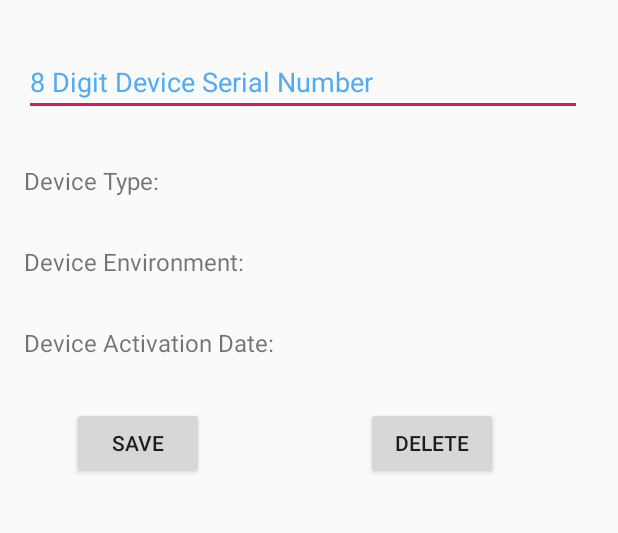
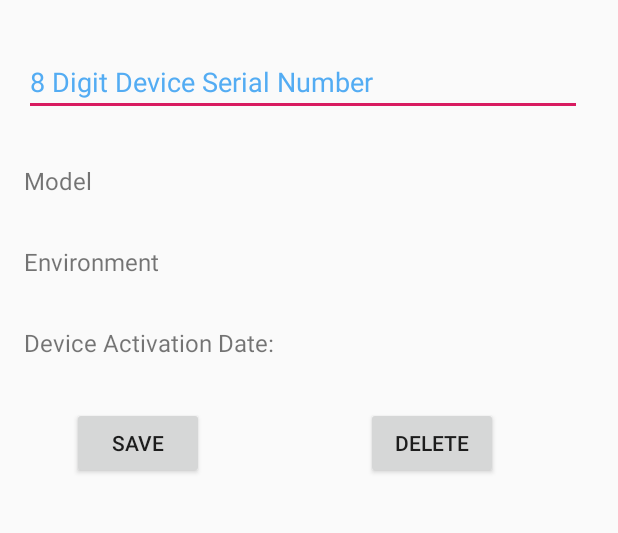
Before and after one commit to coadyi3/SDA_FYP_IanCoady, an Android app: the EditDevice screen opened directly, with no data from a screen before it, on a phone screen of 412 x 824 dp, the part 165-698 px from its top. Run offline under Robolectric (Android 15) with nearby library versions, the phone set to English and light mode, and no system bars; our stand-ins replace Firebase (no records; nobody signed in at launch, a user with empty details on screens opened directly).

Commit message:
Internationalized Strings and began commenting.

```diff
--- a/app/src/main/java/dcu/ie/sdaiancoadyfinalproject/DeviceList.java
+++ b/app/src/main/java/dcu/ie/sdaiancoadyfinalproject/DeviceList.java
@@ -42,7 +42,7 @@ public class DeviceList extends AppCompatActivity {
         final ArrayList<String> dDeviceModel = new ArrayList<>();
         final ArrayList<String> dDeviceEnv = new ArrayList<>();
 
-        dFireStore.collection("Devices")
+        dFireStore.collection(getString(R.string.dev_path))
                 .get()
                 .addOnCompleteListener(new OnCompleteListener<QuerySnapshot>() {
                     @Override
--- a/app/src/main/res/layout/activity_edit_device.xml
+++ b/app/src/main/res/layout/activity_edit_device.xml
@@ -24,7 +24,8 @@
         app:layout_constraintBottom_toBottomOf="@+id/toolbar"
         app:layout_constraintEnd_toEndOf="@+id/toolbar"
         app:layout_constraintTop_toTopOf="@+id/toolbar"
-        app:srcCompat="@drawable/logo" />
+        app:srcCompat="@drawable/logo"
+        android:contentDescription="@string/logo_desc" />
 
     <EditText
         android:id="@+id/editDevSerial"
@@ -33,7 +34,7 @@
         android:layout_marginStart="16dp"
         android:layout_marginTop="32dp"
         android:layout_marginEnd="24dp"
-        android:hint="8 Digit Device Serial Number"
+        android:hint="@string/serial_hint"
         android:imeOptions="actionDone"
         android:inputType="number"
         android:maxLength="8"
@@ -51,7 +52,7 @@
         android:layout_height="22dp"
         android:layout_marginStart="16dp"
         android:layout_marginTop="32dp"
-        android:text="Device Type: "
+        android:text="@string/model_device"
         android:textSize="16sp"
         app:layout_constraintStart_toStartOf="parent"
         app:layout_constraintTop_toBottomOf="@+id/editDevSerial" />
@@ -62,7 +63,7 @@
         android:layout_height="22dp"
         android:layout_marginStart="16dp"
         android:layout_marginTop="32dp"
-        android:text="Device Activation Date:  "
+        android:text="@string/device_activation_date"
         android:textSize="16sp"
         app:layout_constraintStart_toStartOf="parent"
         app:layout_constraintTop_toBottomOf="@+id/editDevEnv" />
@@ -73,7 +74,7 @@
         android:layout_height="wrap_content"
         android:layout_marginStart="16dp"
         android:layout_marginTop="32dp"
-        android:text="Device Environment:"
+        android:text="@string/environment_device"
         android:textSize="16sp"
         app:layout_constraintStart_toStartOf="parent"
         app:layout_constraintTop_toBottomOf="@+id/editDevType" />
@@ -85,7 +86,7 @@
         android:layout_marginStart="48dp"
         android:layout_marginTop="32dp"
         android:onClick="saveButton"
-        android:text="Save"
+        android:text="@string/save"
         app:layout_constraintStart_toStartOf="parent"
         app:layout_constraintTop_toBottomOf="@+id/editDevDate" />
 
@@ -96,7 +97,7 @@
         android:layout_marginStart="108dp"
         android:layout_marginTop="32dp"
         android:onClick="deleteButton"
-        android:text="Delete"
+        android:text="@string/delete"
         app:layout_constraintStart_toEndOf="@+id/saveBtn"
         app:layout_constraintTop_toBottomOf="@+id/editDevDate" />
 
@@ -106,7 +107,7 @@
         android:layout_height="wrap_content"
         android:layout_marginStart="24dp"
         android:layout_marginTop="24dp"
-        android:text="Edit Device"
+        android:text="@string/edit_device_header"
         android:textColor="#FFFFFF"
         android:textSize="30sp"
         android:textStyle="bold|italic"
--- a/app/src/main/res/layout/content_login_screen.xml
+++ b/app/src/main/res/layout/content_login_screen.xml
@@ -55,6 +55,7 @@
         app:layout_constraintEnd_toEndOf="parent"
         app:layout_constraintStart_toStartOf="parent"
         app:layout_constraintTop_toTopOf="parent"
-        app:srcCompat="@drawable/logo" />
+        app:srcCompat="@drawable/logo"
+        android:contentDescription="@string/logo_desc" />
 
 </androidx.constraintlayout.widget.ConstraintLayout>
--- a/app/src/main/res/values/strings.xml
+++ b/app/src/main/res/values/strings.xml
@@ -26,4 +26,31 @@
     <string name="welcom">P2Pe Manager Mobile</string>
     <string name="supports_google_note">This app only supports Google Sign-In.</string>
     <string name="sign_out">Sign Out</string>
+    <string name="logo_desc">Company Logo</string>
+    <string name="devices_headding">Devices</string>
+    <string name="serial_number">Serial Number</string>
+    <string name="model_device">Model</string>
+    <string name="environment_device">Environment</string>
+    <string name="edit">Edit</string>
+    <string name="serial_hint">8 Digit Device Serial Number</string>
+    <string name="add_device_header">Add Device</string>
+    <string name="device_type_header">Device Type</string>
+    <string name="dev_env_header">Device Environment Location</string>
+    <string name="add_device">Add Device</string>
+    <string name="device_activation_date">Device Activation Date:</string>
+    <string name="save">Save</string>
+    <string name="delete">Delete</string>
+    <string name="edit_device_header">Edit Device</string>
+    <string name="serial_toast_error">Serial Number incompatible: Try Again</string>
+    <string name="dev_exists_error">Device already exists!</string>
+    <string name="dev_created">Device created!</string>
+    <string name="dev_edited">Device Edited!</string>
+    <string name="extras">EXTRA_MESSAGE</string>
+    <string name="logout">INIG_LOGOUT</string>
+    <string name="failed_login">Login Failed Please Try again.</string>
+    <string name="devType">Device Type: %s</string>
+    <string name="devEnv">Device Environment: %s</string>
+    <string name="devActive">Active Since: %s</string>
+    <string name="db_error">Error: Device not logged in database</string>
+    <string name="dev_path">Devices</string>
 </resources>
```
Also changed, not shown: app/src/main/java/dcu/ie/sdaiancoadyfinalproject/AddDevice.java (+15 -12 lines), app/src/main/java/dcu/ie/sdaiancoadyfinalproject/DeviceViewAdapter.java (+14 -14 lines), app/src/main/java/dcu/ie/sdaiancoadyfinalproject/EditDevice.java (+14 -12 lines), app/src/main/java/dcu/ie/sdaiancoadyfinalproject/LoginScreen.java (+30 -17 lines), app/src/main/res/layout/activity_add_device.xml (+7 -6 lines), app/src/main/res/layout/activity_main.xml (+3 -4 lines), app/src/main/res/layout/recycler_device_item.xml (+4 -5 lines).
